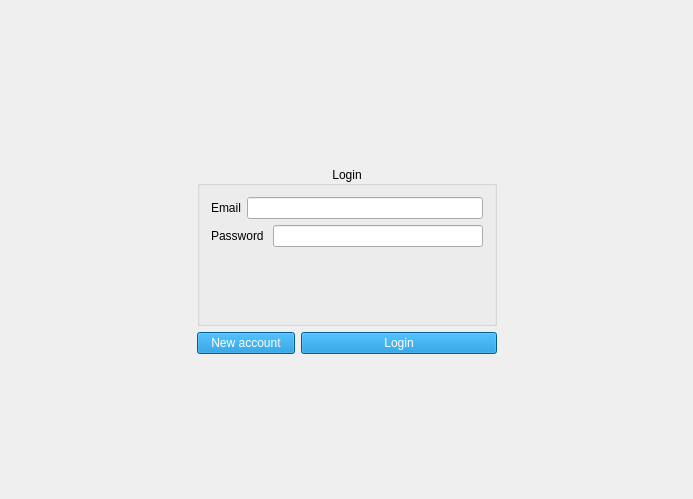
First picture: the form in Client/login.ui, repository PolitoTeam/Scriba, before the edit.
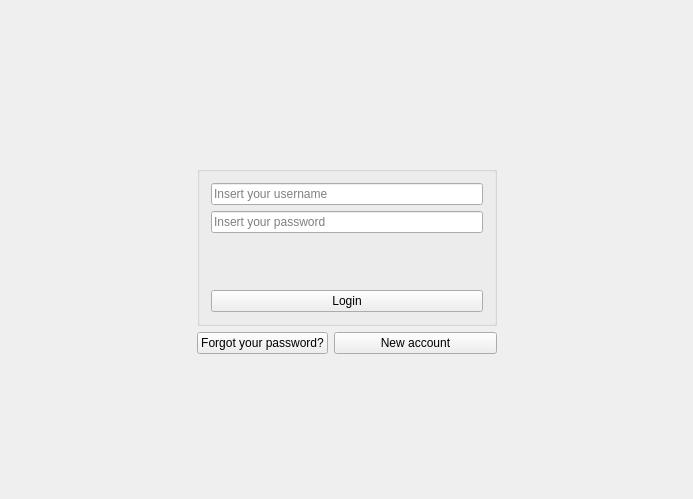
Second picture: the form after the edit.

```diff
--- a/Client/login.ui
+++ b/Client/login.ui
@@ -16,24 +16,6 @@
   <layout class="QGridLayout" name="gridLayout_2">
    <item row="0" column="0">
     <layout class="QGridLayout" name="gridLayout">
-     <item row="3" column="1" rowspan="2">
-      <widget class="QPushButton" name="pushButtonNewAccount">
-       <property name="styleSheet">
-        <string notr="true">color: rgb(255, 255, 255);
-border-color: rgb(33, 190, 43);
-background-color: rgb(0, 131, 206);</string>
-       </property>
-       <property name="text">
-        <string>New account</string>
-       </property>
-       <property name="autoDefault">
-        <bool>true</bool>
-       </property>
-       <property name="default">
-        <bool>false</bool>
-       </property>
-      </widget>
-     </item>
      <item row="5" column="1" colspan="3">
       <spacer name="verticalSpacer_3">
        <property name="orientation">
@@ -62,7 +44,7 @@
         </size>
        </property>
        <property name="title">
-        <string>Login</string>
+        <string/>
        </property>
        <property name="alignment">
         <set>Qt::AlignCenter</set>
@@ -73,36 +55,31 @@
        <layout class="QVBoxLayout" name="verticalLayout">
         <item>
          <layout class="QHBoxLayout" name="horizontalLayout">
-          <item>
-           <widget class="QLabel" name="labelUsername">
-            <property name="text">
-             <string>Email</string>
-            </property>
-           </widget>
-          </item>
           <item>
            <widget class="QLineEdit" name="lineEditUsername">
+            <property name="text">
+             <string/>
+            </property>
             <property name="echoMode">
              <enum>QLineEdit::Normal</enum>
             </property>
+            <property name="placeholderText">
+             <string>Insert your username</string>
+            </property>
            </widget>
           </item>
          </layout>
         </item>
         <item>
          <layout class="QHBoxLayout" name="horizontalLayout_2">
-          <item>
-           <widget class="QLabel" name="labelPassword">
-            <property name="text">
-             <string>Password </string>
-            </property>
-           </widget>
-          </item>
           <item>
            <widget class="QLineEdit" name="lineEditPassword">
             <property name="echoMode">
              <enum>QLineEdit::Password</enum>
             </property>
+            <property name="placeholderText">
+             <string>Insert your password</string>
+            </property>
            </widget>
           </item>
          </layout>
@@ -118,15 +95,10 @@
           </property>
          </widget>
         </item>
-       </layout>
-      </widget>
-     </item>
-     <item row="3" column="2" rowspan="2" colspan="2">
+        <item>
       <widget class="QPushButton" name="pushButtonLogin">
        <property name="styleSheet">
-        <string notr="true">color: rgb(255, 255, 255);
-border-color: rgb(33, 190, 43);
-background-color: rgb(0, 131, 206);</string>
+           <string notr="true"/>
        </property>
        <property name="text">
         <string>Login</string>
@@ -137,6 +109,9 @@
        <property name="default">
         <bool>false</bool>
        </property>
+         </widget>
+        </item>
+       </layout>
       </widget>
      </item>
      <item row="2" column="0">
@@ -191,6 +166,35 @@
        </property>
       </spacer>
      </item>
+     <item row="3" column="1">
+      <widget class="QPushButton" name="t_pushButtonForgot">
+       <property name="cursor">
+        <cursorShape>PointingHandCursor</cursorShape>
+       </property>
+       <property name="text">
+        <string>Forgot your password?</string>
+       </property>
+      </widget>
+     </item>
+     <item row="3" column="2" colspan="2">
+      <widget class="QPushButton" name="t_pushButtonNewAccount">
+       <property name="cursor">
+        <cursorShape>PointingHandCursor</cursorShape>
+       </property>
+       <property name="styleSheet">
+        <string notr="true"/>
+       </property>
+       <property name="text">
+        <string>New account</string>
+       </property>
+       <property name="autoDefault">
+        <bool>true</bool>
+       </property>
+       <property name="default">
+        <bool>false</bool>
+       </property>
+      </widget>
+     </item>
     </layout>
    </item>
   </layout>
```
Left out of the diff: 3 changed lines with no effect on the pictures. Lines whose indentation alone changed are shown as unchanged.
